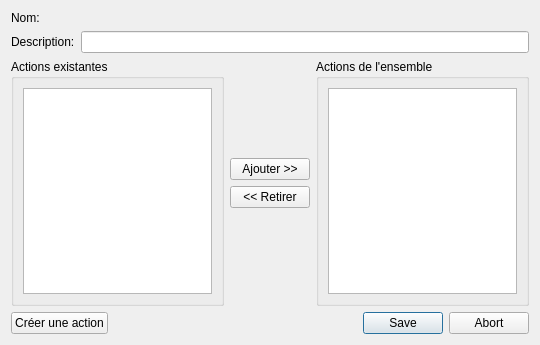
Qt form InfoDynamiqueQt/Vues/vuegestionensemble.ui (AlexandreGirardin/ProjetAnalyse) before a commit.
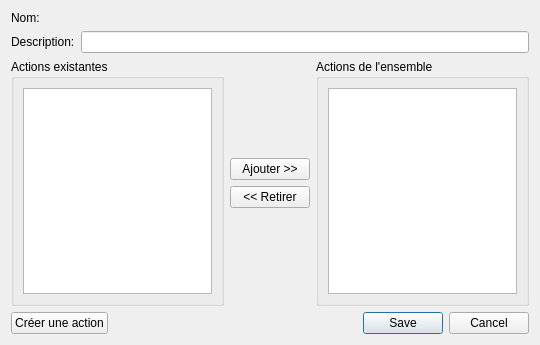
The same form after that commit. Icons and pictures are not drawn.

What changed in the file:
```diff
--- a/InfoDynamiqueQt/Vues/vuegestionensemble.ui
+++ b/InfoDynamiqueQt/Vues/vuegestionensemble.ui
@@ -142,7 +142,7 @@
         <enum>Qt::Horizontal</enum>
        </property>
        <property name="standardButtons">
-        <set>QDialogButtonBox::Abort|QDialogButtonBox::Save</set>
+        <set>QDialogButtonBox::Cancel|QDialogButtonBox::Save</set>
        </property>
       </widget>
      </item>
```
